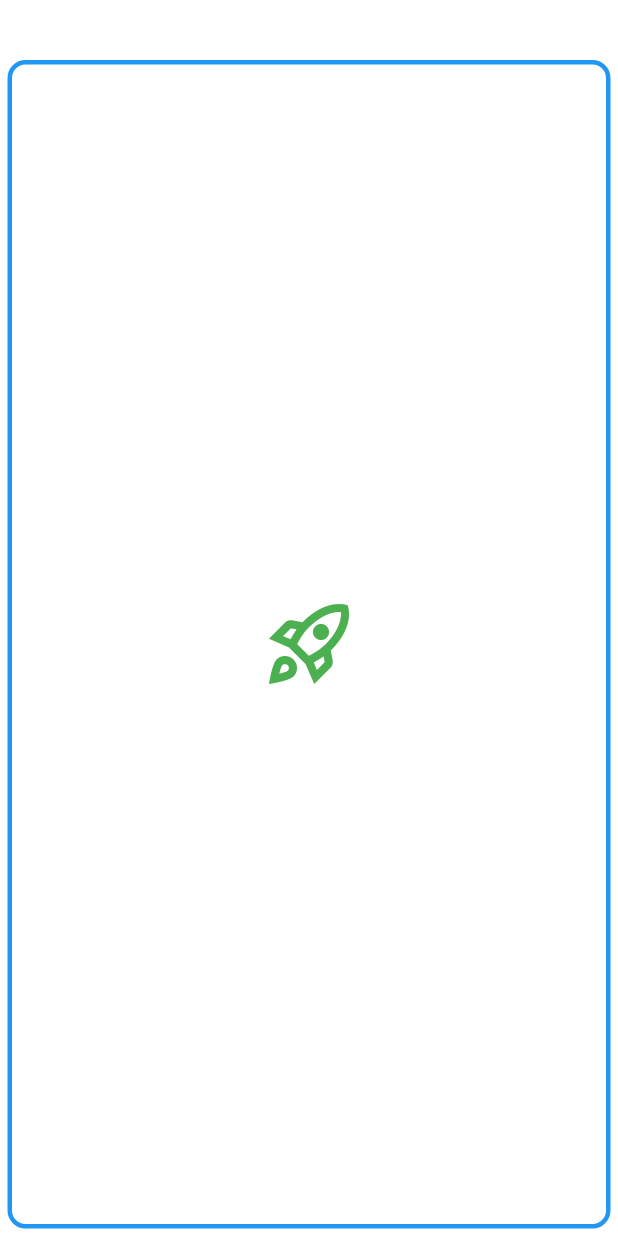
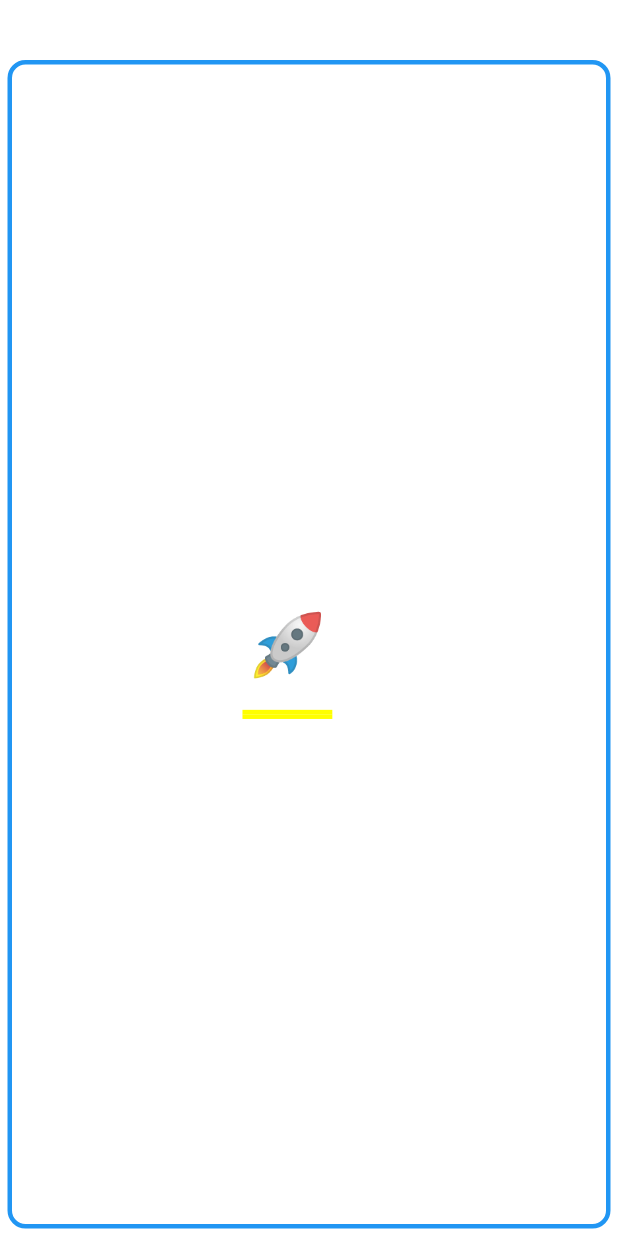
Before and after one commit to IDvan007/memorize, a Flutter app: the screen it shows after launch, on a phone screen of 412 x 824 dp. Run offline on Flutter 3.47's test engine with Material 2 defaults, Android fonts, the phone set to English and light mode, and no system bars.

Commit message:
task 3.1

```diff
--- a/lib/home_game.dart
+++ b/lib/home_game.dart
@@ -16,11 +16,15 @@ class MyHomeGame extends StatelessWidget {
             border: Border.all(width: 3, color: Colors.blue),
             borderRadius: BorderRadius.circular(12),
           ),
-          child: const Icon(
+          /*child: const Icon(
           Icons.rocket_launch_outlined,
           color: Colors.green,
           size: 64.0,
+        ),*/
+        child:const  Center(
+          child: Text('\u{1F680} '),
         ),
+          //Text('\u{1F680} '),
       ),
     );
   }
```
